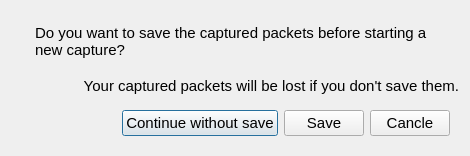
The window that myshark/ui/dialogs/saveorclosefiledialog.ui (Ghivern/MyShark) describes before a commit, drawn with Qt 5.
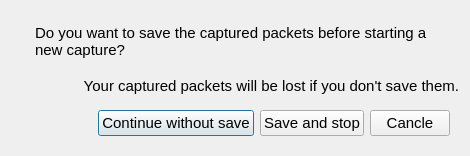
The same window after the commit. Icons and pictures are not drawn.

The edit to the form file:
```diff
--- a/myshark/ui/dialogs/saveorclosefiledialog.ui
+++ b/myshark/ui/dialogs/saveorclosefiledialog.ui
@@ -117,7 +117,7 @@
       <item>
        <widget class="QPushButton" name="pushButton_save">
         <property name="text">
-         <string>Save</string>
+         <string>Save and stop</string>
         </property>
        </widget>
       </item>
```
